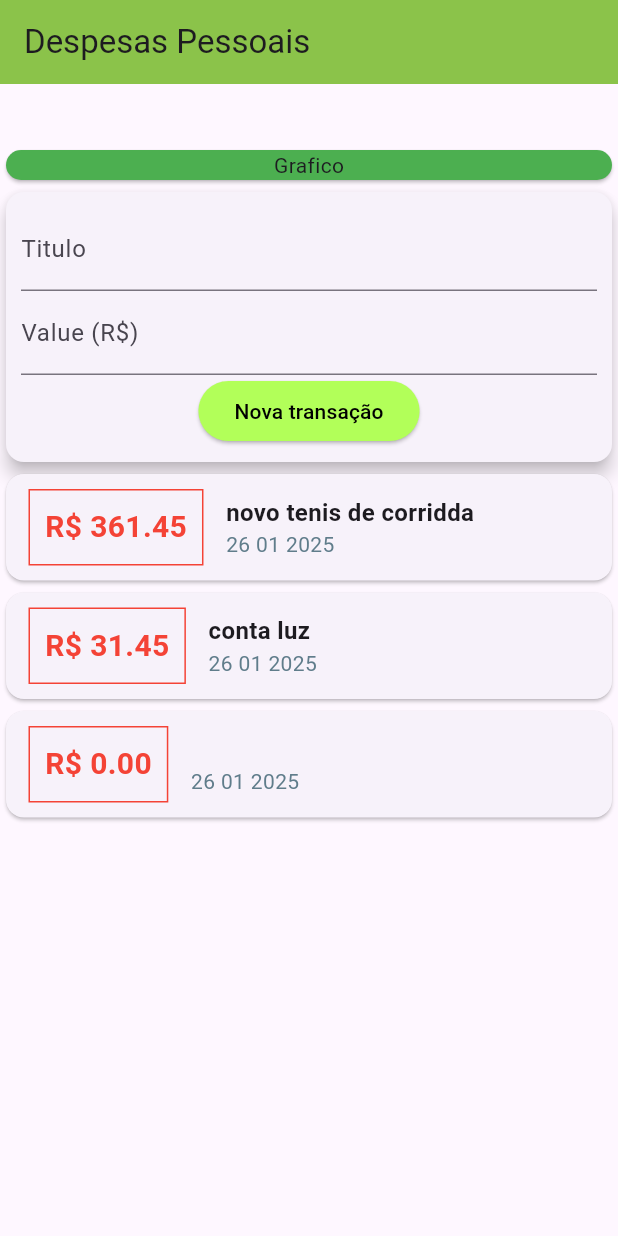
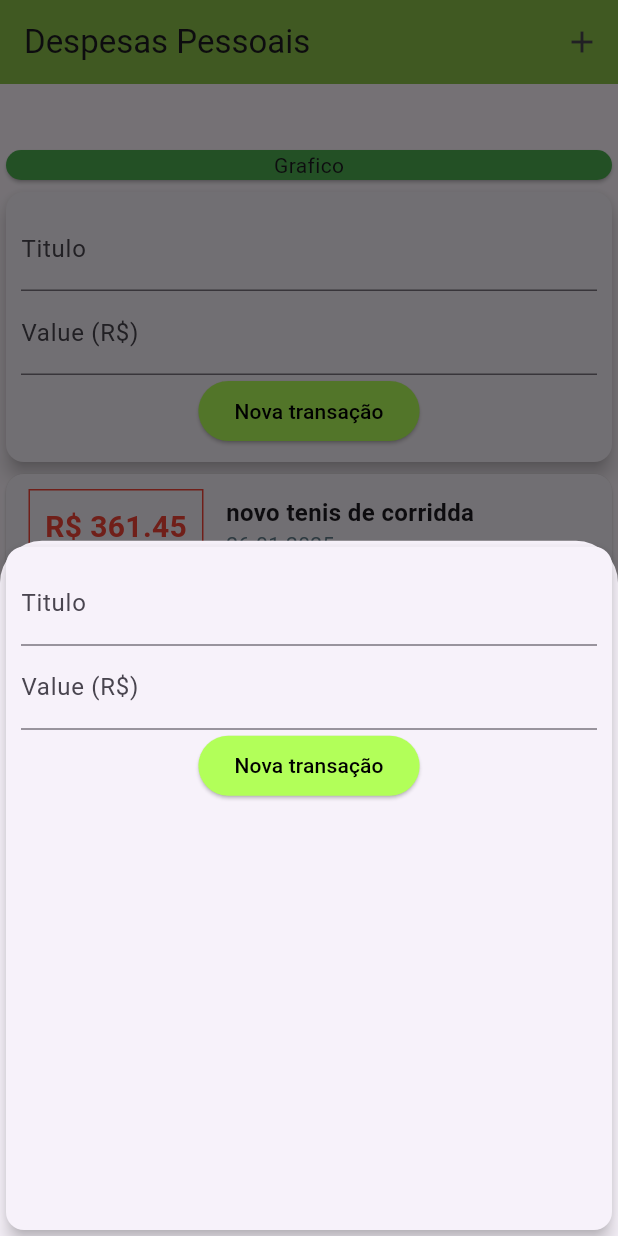
Before and after one commit to Agustin-L/App2_FlutterMobile, a Flutter app: the screen it shows after launch, after a tap on "Nova transação", on a phone screen of 412 x 824 dp. Run offline on Flutter 3.47's test engine with Material 3 defaults, Android fonts, the phone set to English and light mode, and no system bars.

Commit message:
Subindo alterações feitas

```diff
--- a/lib/componentes/transacaousuario.dart
+++ /dev/null
@@ -1,54 +0,0 @@
-
-import 'dart:math';
-import 'package:flutter/material.dart';
-import './titulos.dart';
-import './lista_transacao.dart';
-import '../modelos/transacao.dart';
-
-class TransacaoUsuario extends StatefulWidget {
-
-
-  @override
-  _TrancasaoStatus createState() => _TrancasaoStatus();
-}
-
-class _TrancasaoStatus extends State<TransacaoUsuario> {
-
-  final transacao = [
-    Transacao(
-      id: 't1',
-      title: 'novo tenis de corridda',
-      value: 361.45,
-      date: DateTime.now(),
-    ),
-    Transacao(
-      id: 't2',
-      title: 'conta luz',
-      value: 31.45,
-      date: DateTime.now(),
-    ),
-  ];
-
-adicionarTransacao(String titulo, double valor){
-  final novaTransacao = Transacao(
-    id: Random().nextDouble().toString(),
-    title: titulo,
-    value: valor,
-    date: DateTime.now(),
-  );
-  setState(() {
-    transacao.add(novaTransacao);
-  });
-}
-
-  @override
-  Widget build(BuildContext context) {
-    return Column(
-      children: [
-        Titulos(adicionarTransacao),
-        ListaTransacao(transacao),
-
-      ],
-    );
-  }
-}
--- a/lib/main.dart
+++ b/lib/main.dart
@@ -1,6 +1,10 @@
 
+import 'package:app2flutter/componentes/titulos.dart';
 import 'package:flutter/material.dart';
-import './componentes/transacaousuario.dart';
+
+import './componentes/lista_transacao.dart';
+import './modelos/transacao.dart';
+import 'dart:math';
 //a
 main() => runApp(AppGestao());
 
@@ -11,7 +15,46 @@ class AppGestao extends StatelessWidget {
   }
 }
 
-class MyHome extends StatelessWidget {
+class MyHome extends StatefulWidget {
+
+  @override
+  State<MyHome> createState() => _MyHomeState();
+}
+
+class _MyHomeState extends State<MyHome> {
+
+  final transacao = [
+    Transacao(
+      id: 't1',
+      title: 'novo tenis de corridda',
+      value: 361.45,
+      date: DateTime.now(),
+    ),
+    Transacao(
+      id: 't2',
+      title: 'conta luz',
+      value: 31.45,
+      date: DateTime.now(),
+    ),
+  ];
+
+       adicionarTransacao(String titulo, double valor){
+          final novaTransacao = Transacao(
+            id: Random().nextDouble().toString(),
+            title: titulo,
+            value: valor,
+            date: DateTime.now(),
+          );
+          setState(() {
+            transacao.add(novaTransacao);
+          });
+
+
+    showModalBottomSheet(
+      context: context,
+      builder: (_) {return Titulos(adicionarTransacao);}
+        );
+      }
 
 
   @override
@@ -20,8 +63,16 @@ class MyHome extends StatelessWidget {
       appBar: AppBar(
         backgroundColor: Colors.lightGreen,
         title: Text('Despesas Pessoais'),
+        actions: [
+          IconButton(
+             icon: Icon(Icons.add),
+              onPressed: () {}
+
+        )
+       ],
       ),
       body: SingleChildScrollView(
+
         child: Column(
 
           crossAxisAlignment: CrossAxisAlignment.stretch,
@@ -34,10 +85,22 @@ class MyHome extends StatelessWidget {
               ),
             ),
 
-            TransacaoUsuario(),
+          Column(
+          children: [
+          Titulos(adicionarTransacao),
+          ListaTransacao(transacao),
           ],
          ),
+
+        ],
+       ),
       ),
+      floatingActionButton: FloatingActionButton(
+        child: Icon(Icons.add),
+        onPressed: () {}
+        ),
+        floatingActionButtonLocation: FloatingActionButtonLocation.centerFloat,
       );
+
      }
-    }
+}
```
